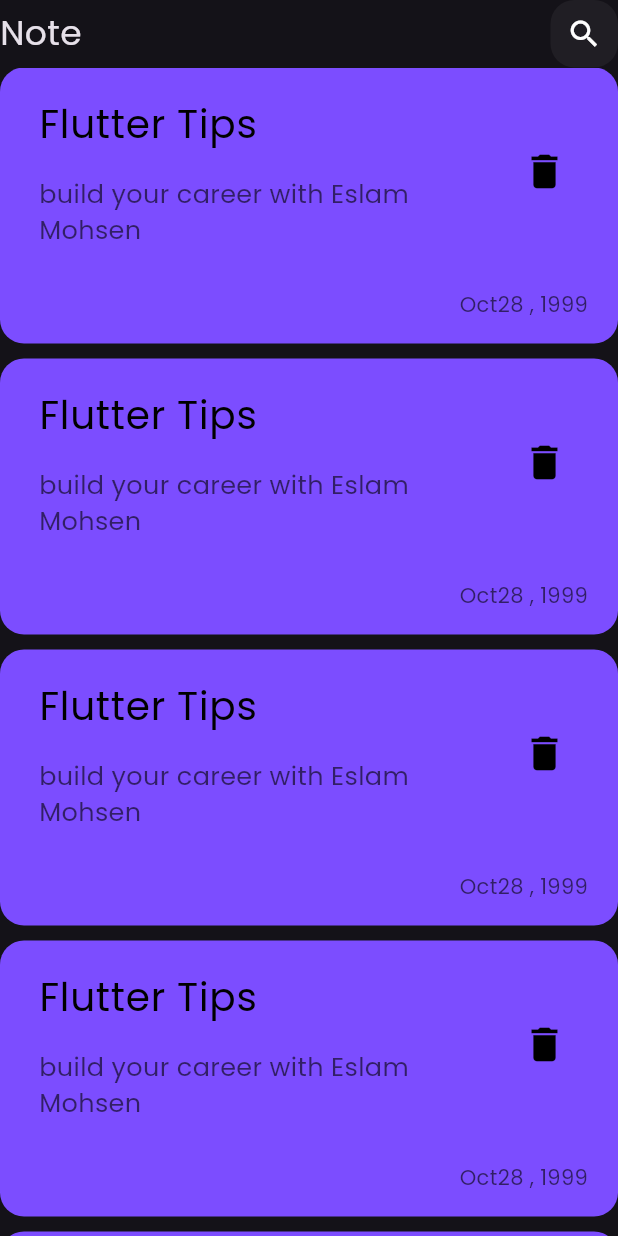
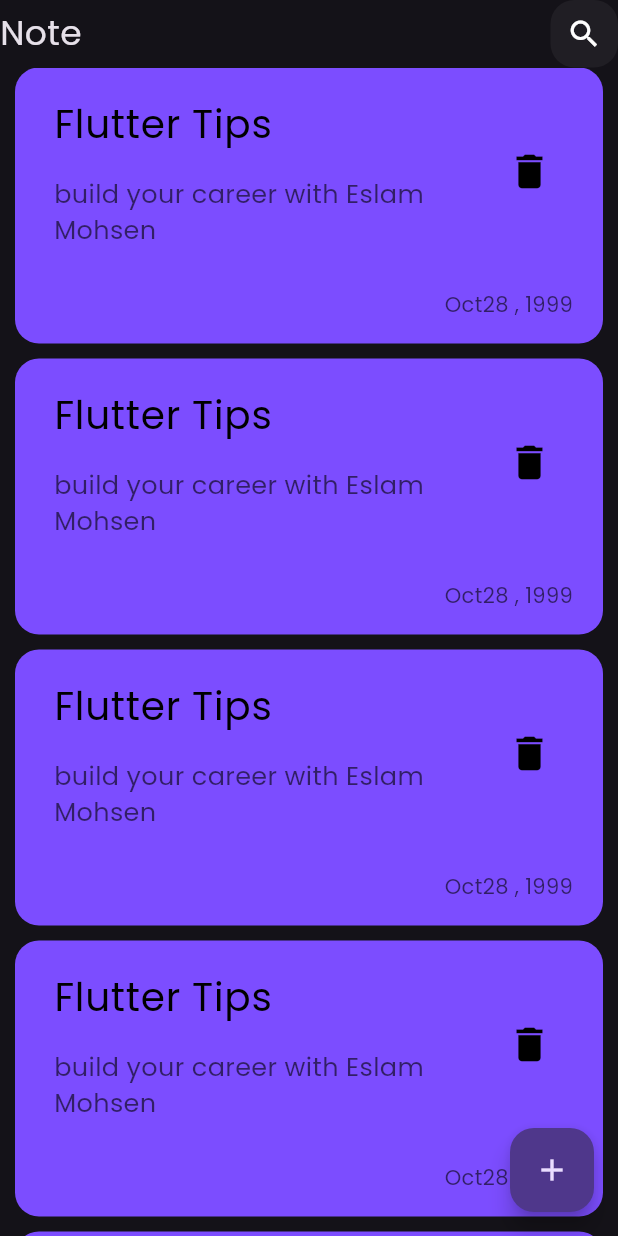
Before and after one commit to EslamMohsen110/noteapp, a Flutter app: the screen it shows after launch, on a phone screen of 412 x 824 dp. Run offline on Flutter 3.47's test engine with Material 3 defaults, Android fonts, the phone set to English and light mode, and no system bars.

Commit message:
Add Float action button.

```diff
--- a/lib/main.dart
+++ b/lib/main.dart
@@ -2,7 +2,7 @@ import 'package:flutter/material.dart';
 import 'package:noteapp/views/notes_views.dart';
 
 void main() {
-  runApp(MyApp());
+  runApp(const MyApp());
 }
 
 class MyApp extends StatelessWidget {
@@ -15,7 +15,7 @@ class MyApp extends StatelessWidget {
         brightness: Brightness.dark,
         fontFamily: 'Poppins',
       ),
-      home: NotesViews(),
+      home: const NotesViews(),
     );
   }
 }
--- a/lib/views/notes_views.dart
+++ b/lib/views/notes_views.dart
@@ -7,7 +7,11 @@ class NotesViews extends StatelessWidget {
   @override
   Widget build(BuildContext context) {
     return Scaffold(
-      body: NotesViewBody(),
+      floatingActionButton: FloatingActionButton(
+        onPressed: () {},
+        child: const Icon(Icons.add),
+      ),
+      body: const NotesViewBody(),
     );
   }
 }
--- a/lib/views/widgets/custom_app_bar.dart
+++ b/lib/views/widgets/custom_app_bar.dart
@@ -6,7 +6,7 @@ class CustomAppBar extends StatelessWidget {
 
   @override
   Widget build(BuildContext context) {
-    return Row(
+    return const Row(
       children: [
         Text(
           'Note',
--- a/lib/views/widgets/custom_search_icon.dart
+++ b/lib/views/widgets/custom_search_icon.dart
@@ -12,7 +12,7 @@ class CustomSearchIcon extends StatelessWidget {
         color: Colors.white.withOpacity(0.05),
         borderRadius: BorderRadius.circular(16),
       ),
-      child: Center(
+      child: const Center(
         child: Icon(Icons.search),
       ),
     );
--- a/lib/views/widgets/note_item.dart
+++ b/lib/views/widgets/note_item.dart
@@ -6,7 +6,7 @@ class NoteItem extends StatelessWidget {
   @override
   Widget build(BuildContext context) {
     return Container(
-      padding: EdgeInsets.all(10),
+      padding: const EdgeInsets.all(10),
       decoration: BoxDecoration(
         borderRadius: BorderRadius.circular(16),
         color: Colors.deepPurpleAccent,
@@ -15,7 +15,7 @@ class NoteItem extends StatelessWidget {
         crossAxisAlignment: CrossAxisAlignment.end,
         children: [
           ListTile(
-            title: Text(
+            title: const Text(
               'Flutter Tips',
               style: TextStyle(color: Colors.black, fontSize: 26),
             ),
@@ -27,7 +27,7 @@ class NoteItem extends StatelessWidget {
                     color: Colors.black.withOpacity(0.6), fontSize: 17),
               ),
             ),
-            trailing: Icon(
+            trailing: const Icon(
               Icons.delete,
               color: Colors.black,
               size: 30,
--- a/lib/views/widgets/notes_list_view.dart
+++ b/lib/views/widgets/notes_list_view.dart
@@ -9,10 +9,10 @@ class NotesListView extends StatelessWidget {
     return ListView.separated(
       itemCount: 100,
       itemBuilder: (context, index) {
-        return NoteItem();
+        return const NoteItem();
       },
       separatorBuilder: (BuildContext context, int index) {
-        return SizedBox(height: 10);
+        return const SizedBox(height: 10);
       },
     );
   }
--- a/lib/views/widgets/notes_view_body.dart
+++ b/lib/views/widgets/notes_view_body.dart
@@ -7,10 +7,17 @@ class NotesViewBody extends StatelessWidget {
 
   @override
   Widget build(BuildContext context) {
-    return SafeArea(
+    return const SafeArea(
       child: Column(
         children: [
-          CustomAppBar(), Expanded(child: NotesListView())],
+          CustomAppBar(),
+          Expanded(
+            child: Padding(
+              padding: EdgeInsets.symmetric(horizontal: 10.0),
+              child: NotesListView(),
+            ),
+          ),
+        ],
       ),
     );
   }
```
